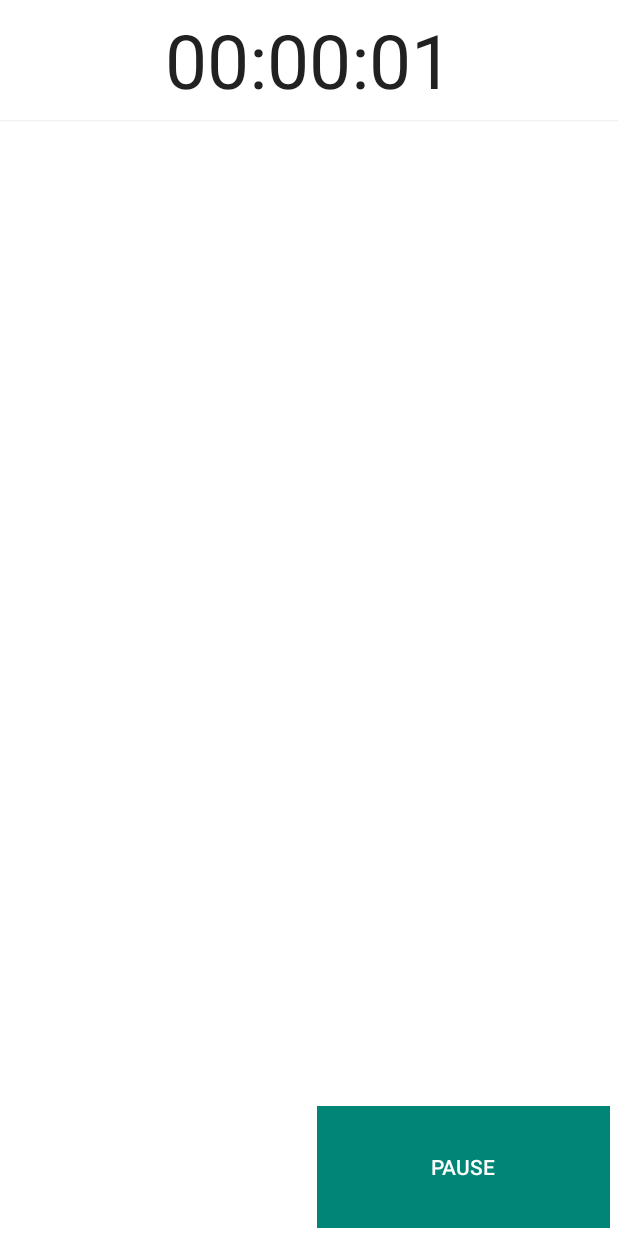
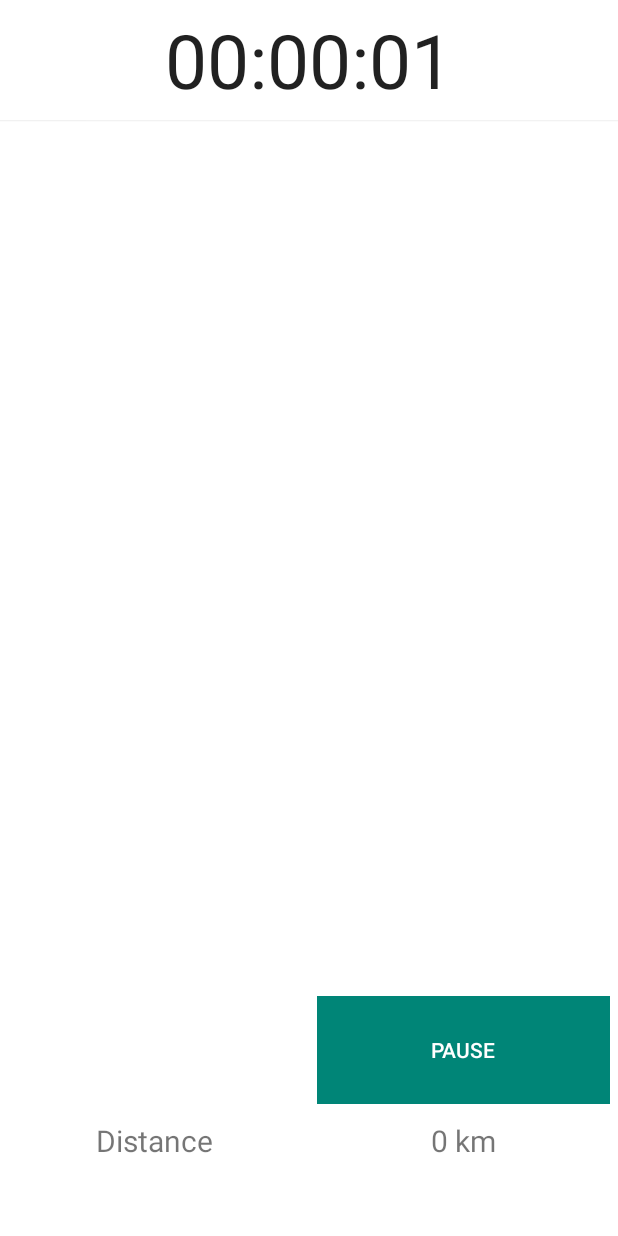
Before and after one commit to Piterowsky/runinga, an Android app: the WorkoutActivity screen opened directly, with no data from a screen before it, after a tap on "START", on a phone screen of 412 x 824 dp. Run offline under Robolectric (Android 15) with nearby library versions, the phone set to English and light mode, and no system bars.

Commit message:
Add statistics - distance

```diff
--- a/app/src/main/java/pl/piterowsky/runinga/activity/WorkoutActivity.kt
+++ b/app/src/main/java/pl/piterowsky/runinga/activity/WorkoutActivity.kt
@@ -11,8 +11,7 @@ import com.google.android.gms.maps.CameraUpdateFactory
 import com.google.android.gms.maps.GoogleMap
 import com.google.android.gms.maps.OnMapReadyCallback
 import com.google.android.gms.maps.SupportMapFragment
-import com.google.android.gms.maps.model.Polyline
-import com.google.android.gms.maps.model.PolylineOptions
+import com.google.android.gms.maps.model.*
 import com.google.android.material.dialog.MaterialAlertDialogBuilder
 import pl.piterowsky.runinga.R
 import pl.piterowsky.runinga.config.Settings
@@ -28,6 +27,7 @@ class WorkoutActivity : AppCompatActivity(), OnMapReadyCallback {
 
     lateinit var polyline: Polyline
     lateinit var map: GoogleMap
+    lateinit var currentPositionMarker: Marker
 
     override fun onCreate(savedInstanceState: Bundle?) {
         super.onCreate(savedInstanceState)
@@ -45,8 +45,10 @@ class WorkoutActivity : AppCompatActivity(), OnMapReadyCallback {
     override fun onMapReady(map: GoogleMap?) {
         this.map = map!!
         map.uiSettings.isRotateGesturesEnabled = false
+        map.setMapStyle(MapStyleOptions.loadRawResourceStyle(this, R.raw.map_style))
         map.moveCamera(CameraUpdateFactory.newLatLngZoom(ConstantsUtils.centerOfEarth, 0f))
         setupMapPath(map)
+        currentPositionMarker = map.addMarker(MarkerOptions().position(ConstantsUtils.centerOfEarth))
     }
 
     private fun setupMapPath(map: GoogleMap) {
--- a/app/src/main/java/pl/piterowsky/runinga/model/Workout.kt
+++ b/app/src/main/java/pl/piterowsky/runinga/model/Workout.kt
@@ -1,12 +1,39 @@
 package pl.piterowsky.runinga.model
 
-import java.util.*
+import pl.piterowsky.runinga.util.WorkoutUtils
+import java.math.BigDecimal
+import java.math.MathContext
+import java.math.RoundingMode
 import kotlin.collections.ArrayList
 
 class Workout {
 
-    val workoutStartTimestamp: Long = System.nanoTime()
-    var workoutEndTimestamp: Long = -1
-    val steps: MutableList<Step> = ArrayList()
+    private val steps: MutableList<Step> = ArrayList()
+    private var distance: Double = 0.0
+
+    fun addStep(step: Step) {
+        steps.add(step)
+        updateDistance()
+    }
+
+    private fun updateDistance() {
+        if(steps.size > 1) {
+            val step: Step = steps[steps.size - 1]
+            val prevStep: Step = steps[steps.size - 2]
+
+            distance += WorkoutUtils.calculateDistanceInMeters(prevStep.latLng, step.latLng)
+        }
+    }
+
+    fun getDistanceInKilometers(): String {
+        return BigDecimal(this.distance / 1000)
+            .round(MathContext(2, RoundingMode.DOWN))
+            .toString()
+    }
+
+    fun getSteps() = this.steps
+
+    fun getDistance() = this.distance
+
 
 }
--- a/app/src/main/java/pl/piterowsky/runinga/service/impl/GeolocationService.kt
+++ b/app/src/main/java/pl/piterowsky/runinga/service/impl/GeolocationService.kt
@@ -1,17 +1,15 @@
 package pl.piterowsky.runinga.service.impl
 
-import android.Manifest
 import android.content.Context
-import android.content.pm.PackageManager
 import android.location.Criteria
 import android.location.Location
 import android.location.LocationListener
 import android.location.LocationManager
-import android.os.Build
 import android.os.Bundle
 import android.util.Log
 import pl.piterowsky.runinga.util.LoggerTag
 
+// TODO: Add asking for gps when disabled
 class GeolocationService(private val context: Context) : LocationListener {
 
     var currentLocation: Location? = null
--- a/app/src/main/java/pl/piterowsky/runinga/service/impl/WorkoutServiceImpl.kt
+++ b/app/src/main/java/pl/piterowsky/runinga/service/impl/WorkoutServiceImpl.kt
@@ -7,8 +7,10 @@ import android.text.format.DateFormat
 import android.util.Log
 import android.widget.Chronometer
 import android.widget.Chronometer.OnChronometerTickListener
+import android.widget.TextView
 import com.google.android.gms.maps.CameraUpdateFactory
 import com.google.android.gms.maps.model.LatLng
+import com.google.android.gms.maps.model.MarkerOptions
 import pl.piterowsky.runinga.R
 import pl.piterowsky.runinga.activity.WorkoutActivity
 import pl.piterowsky.runinga.config.Settings
@@ -17,9 +19,7 @@ import pl.piterowsky.runinga.model.Workout
 import pl.piterowsky.runinga.service.api.WorkoutService
 import pl.piterowsky.runinga.util.LoggerTag
 import java.util.*
-import java.util.concurrent.atomic.AtomicBoolean
 import kotlin.concurrent.scheduleAtFixedRate
-import kotlin.properties.Delegates
 
 
 class WorkoutServiceImpl(private val context: Context) : WorkoutService {
@@ -42,7 +42,6 @@ class WorkoutServiceImpl(private val context: Context) : WorkoutService {
     override fun workoutStop() {
         stopTimer()
         chronometerWrapper.stop()
-        workout.workoutEndTimestamp = System.nanoTime()
         geolocationService.stopTracking()
     }
 
@@ -64,11 +63,12 @@ class WorkoutServiceImpl(private val context: Context) : WorkoutService {
 
         workoutTimer = Timer(timerName, false)
         workoutTimer.scheduleAtFixedRate(0L, Settings.TIMER_DELAY_VALUE) {
-            val steps = workout.steps
+            val steps = workout.getSteps()
             Log.i(LoggerTag.TAG_WORKOUT_TIMER, "Timer next iteration, StepsSize=${steps.size}")
             updateSteps()
-            if(steps.isNotEmpty()) {
+            if (steps.isNotEmpty()) {
                 updateMap(steps[steps.lastIndex].latLng)
+                updateStats()
             }
         }
     }
@@ -80,6 +80,9 @@ class WorkoutServiceImpl(private val context: Context) : WorkoutService {
         context.runOnUiThread() {
             val points = workoutActivity.polyline.points
             points.add(currentPosition)
+
+            workoutActivity.currentPositionMarker.position = currentPosition
+
             workoutActivity.polyline.points = points
             workoutActivity.map.moveCamera(CameraUpdateFactory.newLatLngZoom(currentPosition, Settings.ZOOM_VALUE))
         }
@@ -91,13 +94,22 @@ class WorkoutServiceImpl(private val context: Context) : WorkoutService {
             val latLng = LatLng(currentLocation.latitude, currentLocation.longitude)
             val step = Step(latLng, System.currentTimeMillis())
 
-            workout.steps.add(step)
+            workout.addStep(step)
 
             Log.w(LoggerTag.TAG_WORKOUT, "New step, Step=${step}")
         } else {
             Log.w(LoggerTag.TAG_WORKOUT, "Location didn't change")
         }
     }
+
+    private fun updateStats() {
+        val distance = (context as WorkoutActivity).findViewById<TextView>(R.id.distance)
+        context.runOnUiThread() {
+            distance.text =
+                String.format(context.getString(R.string.workout_value_distance_pattern), workout.getDistanceInKilometers())
+        }
+    }
+
 
     class ChronometerWrapper private constructor(context: Context) {
 
@@ -106,8 +118,8 @@ class WorkoutServiceImpl(private val context: Context) : WorkoutService {
             private var initialized: Boolean = false
 
             fun getInstance(context: Context): ChronometerWrapper? {
-                if(!initialized) {
-                    initialized  = true
+                if (!initialized) {
+                    initialized = true
                     INSTANCE = ChronometerWrapper(context)
                 }
                 return INSTANCE
--- a/app/src/main/res/layout/workout_activity.xml
+++ b/app/src/main/res/layout/workout_activity.xml
@@ -39,6 +39,7 @@
                 tools:layout_editor_absoluteY="16dp"
                 tools:layout_editor_absoluteX="0dp"
         />
+        <!-- TODO: Change to grid layout -->
         <LinearLayout android:layout_width="match_parent"
                       android:layout_height="0dp"
                       android:layout_weight="1"
@@ -62,6 +63,30 @@
                     android:text="@string/workout_button_start"/>
 
         </LinearLayout>
+
+        <LinearLayout android:layout_width="match_parent"
+                      android:layout_height="0dp"
+                      android:layout_weight="1"
+                      android:orientation="horizontal">
+            <TextView
+                    android:text="@string/workout_label_distance"
+                    android:layout_width="0dp"
+                    android:layout_height="wrap_content"
+                    android:textSize="20sp"
+                    android:textAlignment="center"
+                    android:layout_margin="5dp"
+                    android:layout_weight="1"/>
+
+            <TextView
+                    android:id="@+id/distance"
+                    android:text="@string/workout_value_distance_default"
+                    android:layout_width="0dp"
+                    android:layout_height="wrap_content"
+                    android:textSize="20sp"
+                    android:textAlignment="center"
+                    android:layout_margin="5dp"
+                    android:layout_weight="1"/>
+        </LinearLayout>
     </LinearLayout>
 
 
--- a/app/src/main/res/values/strings.xml
+++ b/app/src/main/res/values/strings.xml
@@ -18,4 +18,7 @@
     <string name="main_menu_virtual_rival">Virtual Rival</string>
     <string name="main_menu_history">History</string>
     <string name="main_menu_settings">Settings</string>
+    <string name="workout_label_distance">Distance</string>
+    <string name="workout_value_distance_default">0 km</string>
+    <string name="workout_value_distance_pattern">%1$s km</string>
 </resources>
```
Also changed, not shown: app/src/main/java/pl/piterowsky/runinga/util/WorkoutUtils.kt (added, +32 -0 lines), app/src/main/res/raw/map_style.json (added, +69 -0 lines), 1 other file.
